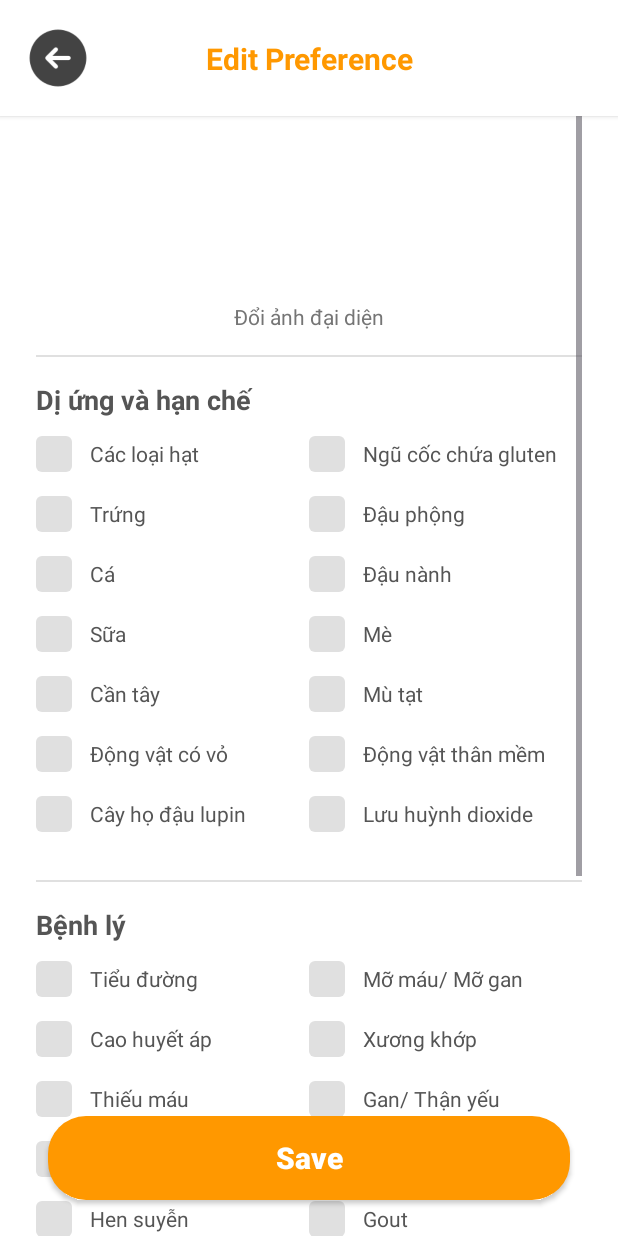
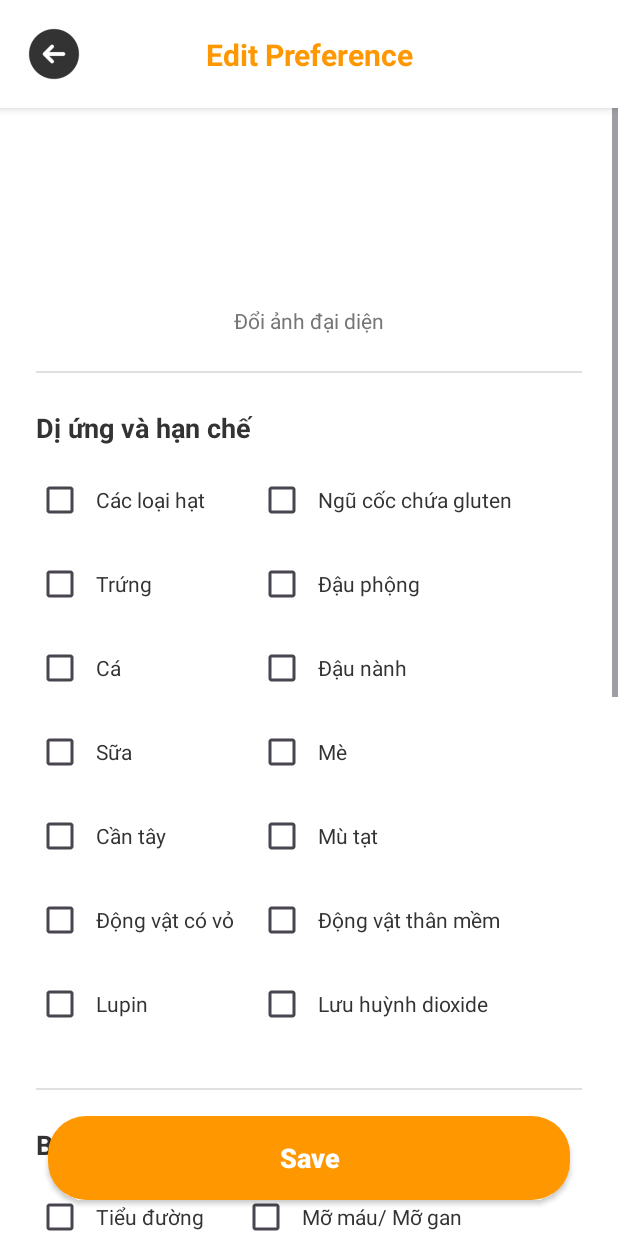
Before and after one commit to catarena2608/full_mobile, an Android app: the EditPreferenceActivity screen opened directly, with no data from a screen before it, on a phone screen of 412 x 824 dp. Run offline under Robolectric (Android 15) with nearby library versions, the phone set to English and light mode, and no system bars; pictures from the network do not load; 1 statement that could not run was skipped.

Commit message:
first commit

```diff
--- a/cookial/app/build.gradle.kts
+++ b/cookial/app/build.gradle.kts
@@ -39,6 +39,8 @@ dependencies {
         exclude(group = "org.json", module = "json  l")
     }
     // --- CORE ANDROID (Đã sửa phiên bản mới nhất để tránh lỗi linking) ---
+    implementation("com.journeyapps:zxing-android-embedded:4.3.0")
+    implementation("com.google.zxing:core:3.4.1")
     implementation("androidx.appcompat:appcompat:1.7.0")
     implementation("com.google.android.material:material:1.12.0")
     implementation("androidx.activity:activity:1.9.3")
--- a/cookial/app/src/main/AndroidManifest.xml
+++ b/cookial/app/src/main/AndroidManifest.xml
@@ -18,7 +18,6 @@
         android:supportsRtl="true"
         android:theme="@style/Theme.NT118"
         android:usesCleartextTraffic="true"
-        android:networkSecurityConfig="@xml/network_security_config"
         tools:targetApi="33">
 
         <!-- 🔹 Màn hình khởi động: Login -->
@@ -131,6 +130,11 @@
             android:exported="false"
             android:windowSoftInputMode="adjustResize|stateHidden" />
 
+        <activity
+            android:name=".MyQrCodeActivity"
+            android:exported="false"
+            android:windowSoftInputMode="adjustResize|stateHidden" />
+
 
 
     </application>
--- a/cookial/app/src/main/java/course/examples/nt118/EditProfileActivity.java
+++ b/cookial/app/src/main/java/course/examples/nt118/EditProfileActivity.java
@@ -109,7 +109,6 @@ public class EditProfileActivity extends AppCompatActivity {
         avatarImageView = findViewById(R.id.iv_avatar);
         backButton = findViewById(R.id.btn_back);
         nameEditText = findViewById(R.id.et_name);
-        usernameEditText = findViewById(R.id.et_username);
         emailEditText = findViewById(R.id.et_email);
         linkEditText = findViewById(R.id.et_link); // Link profile (Facebook/Insta...)
         saveButton = findViewById(R.id.btn_save);
--- a/cookial/app/src/main/java/course/examples/nt118/config/ApiConfig.java
+++ b/cookial/app/src/main/java/course/examples/nt118/config/ApiConfig.java
@@ -10,10 +10,10 @@ public class ApiConfig {
     private static final String BASE_URL_DEVICE = "http://192.168.1.15:3000/api/";
 
     // 3. Server Production (Vercel/AWS...)
-    private static final String BASE_URL_PRODUCTION = "https://your-domain.com/api/";
+    private static final String BASE_URL_PRODUCTION = "http://34.124.208.49/api/";
 
     // ==> CHỌN URL HIỆN TẠI Ở ĐÂY <==
-    private static final String CURRENT_BASE_URL = BASE_URL_EMULATOR;
+    private static final String CURRENT_BASE_URL = BASE_URL_PRODUCTION;
 
     // ================= GETTER =================
     public static String getBaseUrl() {
--- a/cookial/app/src/main/res/layout/activity_edit_preference.xml
+++ b/cookial/app/src/main/res/layout/activity_edit_preference.xml
@@ -11,20 +11,21 @@
         android:id="@+id/headerLayout"
         android:layout_width="match_parent"
         android:layout_height="wrap_content"
+        android:background="@android:color/white"
+        android:elevation="4dp"
         android:padding="16dp"
-        android:background="@android:color/white"
-        android:elevation="2dp"
         app:layout_constraintTop_toTopOf="parent">
 
         <ImageView
             android:id="@+id/btn_back"
-            android:layout_width="45dp"
-            android:layout_height="45dp"
-            android:padding="0dp"
+            android:layout_width="40dp"
+            android:layout_height="40dp"
             android:src="@drawable/ic_back_arrow"
             app:layout_constraintBottom_toBottomOf="parent"
             app:layout_constraintStart_toStartOf="parent"
-            app:layout_constraintTop_toTopOf="parent" />
+            app:layout_constraintTop_toTopOf="parent"
+            app:tint="#333" />
+
         <TextView
             android:layout_width="wrap_content"
             android:layout_height="wrap_content"
@@ -32,33 +33,31 @@
             android:textColor="#FF9800"
             android:textSize="20sp"
             android:textStyle="bold"
+            app:layout_constraintBottom_toBottomOf="parent"
             app:layout_constraintEnd_toEndOf="parent"
             app:layout_constraintStart_toStartOf="parent"
-        app:layout_constraintTop_toTopOf="parent"
-        app:layout_constraintBottom_toBottomOf="parent" />
+            app:layout_constraintTop_toTopOf="parent" />
     </androidx.constraintlayout.widget.ConstraintLayout>
 
     <ScrollView
         android:layout_width="match_parent"
         android:layout_height="0dp"
         android:clipToPadding="false"
-        android:paddingHorizontal="24dp"
         android:paddingBottom="100dp"
         app:layout_constraintBottom_toBottomOf="parent"
-        app:layout_constraintTop_toBottomOf="@id/headerLayout"
-        app:layout_constraintVertical_bias="1.0"
-        tools:layout_editor_absoluteX="16dp">
+        app:layout_constraintTop_toBottomOf="@id/headerLayout">
 
         <LinearLayout
             android:layout_width="match_parent"
             android:layout_height="wrap_content"
-            android:orientation="vertical">
+            android:orientation="vertical"
+            android:paddingHorizontal="24dp">
 
             <androidx.cardview.widget.CardView
                 android:layout_width="100dp"
                 android:layout_height="100dp"
                 android:layout_gravity="center_horizontal"
-                android:layout_marginTop="16dp"
+                android:layout_marginTop="24dp"
                 app:cardCornerRadius="50dp"
                 app:cardElevation="0dp">
 
@@ -82,8 +81,7 @@
             <View
                 android:layout_width="match_parent"
                 android:layout_height="1dp"
-                android:layout_marginTop="16dp"
-                android:layout_marginBottom="16dp"
+                android:layout_marginVertical="24dp"
                 android:background="#E0E0E0" />
 
             <TextView
@@ -91,85 +89,7 @@
                 android:layout_height="wrap_content"
                 android:layout_marginBottom="12dp"
                 android:text="Dị ứng và hạn chế"
-                android:textColor="#555"
-                android:textSize="18sp"
-                android:textStyle="bold" />
-
-            <GridLayout
-                android:layout_width="match_parent"
-                android:layout_height="wrap_content"
-                android:alignmentMode="alignMargins"
-                android:columnCount="2">
-
-                <CheckBox
-                    style="@style/PreferenceCheckbox"
-                    android:text="Các loại hạt" />
-
-                <CheckBox
-                    style="@style/PreferenceCheckbox"
-                    android:text="Ngũ cốc chứa gluten" />
-
-                <CheckBox
-                    style="@style/PreferenceCheckbox"
-                    android:text="Trứng" />
-
-                <CheckBox
-                    style="@style/PreferenceCheckbox"
-                    android:text="Đậu phộng" />
-
-                <CheckBox
-                    style="@style/PreferenceCheckbox"
-                    android:text="Cá" />
-
-                <CheckBox
-                    style="@style/PreferenceCheckbox"
-                    android:text="Đậu nành" />
-
-                <CheckBox
-                    style="@style/PreferenceCheckbox"
-                    android:text="Sữa" />
-
-                <CheckBox
-                    style="@style/PreferenceCheckbox"
-                    android:text="Mè" />
-
-                <CheckBox
-                    style="@style/PreferenceCheckbox"
-                    android:text="Cần tây" />
-
-                <CheckBox
-                    style="@style/PreferenceCheckbox"
-                    android:text="Mù tạt" />
-
-                <CheckBox
-                    style="@style/PreferenceCheckbox"
-                    android:text="Động vật có vỏ" />
-
-                <CheckBox
-                    style="@style/PreferenceCheckbox"
-                    android:text="Động vật thân mềm" />
-
-                <CheckBox
-                    style="@style/PreferenceCheckbox"
-                    android:text="Cây họ đậu lupin" />
-
-                <CheckBox
-                    style="@style/PreferenceCheckbox"
-                    android:text="Lưu huỳnh dioxide" />
-            </GridLayout>
-
-            <View
-                android:layout_width="match_parent"
-                android:layout_height="1dp"
-                android:layout_marginVertical="16dp"
-                android:background="#E0E0E0" />
-
-            <TextView
-                android:layout_width="match_parent"
-                android:layout_height="wrap_content"
-                android:layout_marginBottom="12dp"
-                android:text="Bệnh lý"
-                android:textColor="#555"
+                android:textColor="#333"
                 android:textSize="18sp"
                 android:textStyle="bold" />
 
@@ -178,59 +98,34 @@
                 android:layout_height="wrap_content"
                 android:columnCount="2">
 
-                <CheckBox
-                    style="@style/PreferenceCheckbox"
-                    android:text="Tiểu đường" />
-
-                <CheckBox
-                    style="@style/PreferenceCheckbox"
-                    android:text="Mỡ máu/ Mỡ gan" />
-
-                <CheckBox
-                    style="@style/PreferenceCheckbox"
-                    android:text="Cao huyết áp" />
-
-                <CheckBox
-                    style="@style/PreferenceCheckbox"
-                    android:text="Xương khớp" />
-
-                <CheckBox
-                    style="@style/PreferenceCheckbox"
-                    android:text="Thiếu máu" />
-
-                <CheckBox
-                    style="@style/PreferenceCheckbox"
-                    android:text="Gan/ Thận yếu" />
-
-                <CheckBox
-                    style="@style/PreferenceCheckbox"
-                    android:text="Béo phì" />
-
-                <CheckBox
-                    style="@style/PreferenceCheckbox"
-                    android:text="Dạ dày/ Tiêu hóa" />
-
-                <CheckBox
-                    style="@style/PreferenceCheckbox"
-                    android:text="Hen suyễn" />
-
-                <CheckBox
-                    style="@style/PreferenceCheckbox"
-                    android:text="Gout" />
+                <CheckBox style="@style/FixSizeCheckbox" android:text="Các loại hạt" />
+                <CheckBox style="@style/FixSizeCheckbox" android:text="Ngũ cốc chứa gluten" />
+                <CheckBox style="@style/FixSizeCheckbox" android:text="Trứng" />
+                <CheckBox style="@style/FixSizeCheckbox" android:text="Đậu phộng" />
+                <CheckBox style="@style/FixSizeCheckbox" android:text="Cá" />
+                <CheckBox style="@style/FixSizeCheckbox" android:text="Đậu nành" />
+                <CheckBox style="@style/FixSizeCheckbox" android:text="Sữa" />
+                <CheckBox style="@style/FixSizeCheckbox" android:text="Mè" />
+                <CheckBox style="@style/FixSizeCheckbox" android:text="Cần tây" />
+                <CheckBox style="@style/FixSizeCheckbox" android:text="Mù tạt" />
+                <CheckBox style="@style/FixSizeCheckbox" android:text="Động vật có vỏ" />
+                <CheckBox style="@style/FixSizeCheckbox" android:text="Động vật thân mềm" />
+                <CheckBox style="@style/FixSizeCheckbox" android:text="Lupin" />
+                <CheckBox style="@style/FixSizeCheckbox" android:text="Lưu huỳnh dioxide" />
             </GridLayout>
 
             <View
                 android:layout_width="match_parent"
                 android:layout_height="1dp"
-                android:layout_marginVertical="16dp"
+                android:layout_marginVertical="24dp"
                 android:background="#E0E0E0" />
 
             <TextView
                 android:layout_width="match_parent"
                 android:layout_height="wrap_content"
                 android:layout_marginBottom="12dp"
-                android:text="Chế độ ăn"
-                android:textColor="#555"
+                android:text="Bệnh lý"
+                android:textColor="#333"
                 android:textSize="18sp"
                 android:textStyle="bold" />
 
@@ -239,25 +134,43 @@
                 android:layout_height="wrap_content"
                 android:columnCount="2">
 
-                <CheckBox
-                    style="@style/PreferenceCheckbox"
-                    android:text="Bình thường" />
+                <CheckBox style="@style/FixSizeCheckbox" android:text="Tiểu đường" />
+                <CheckBox style="@style/FixSizeCheckbox" android:text="Mỡ máu/ Mỡ gan" />
+                <CheckBox style="@style/FixSizeCheckbox" android:text="Cao huyết áp" />
+                <CheckBox style="@style/FixSizeCheckbox" android:text="Xương khớp" />
+                <CheckBox style="@style/FixSizeCheckbox" android:text="Thiếu máu" />
+                <CheckBox style="@style/FixSizeCheckbox" android:text="Gan/ Thận yếu" />
+                <CheckBox style="@style/FixSizeCheckbox" android:text="Béo phì" />
+                <CheckBox style="@style/FixSizeCheckbox" android:text="Dạ dày/ Tiêu hóa" />
+                <CheckBox style="@style/FixSizeCheckbox" android:text="Hen suyễn" />
+                <CheckBox style="@style/FixSizeCheckbox" android:text="Gout" />
+            </GridLayout>
 
-                <CheckBox
-                    style="@style/PreferenceCheckbox"
-                    android:text="Giảm cân" />
+            <View
+                android:layout_width="match_parent"
+                android:layout_height="1dp"
+                android:layout_marginVertical="24dp"
+                android:background="#E0E0E0" />
 
-                <CheckBox
-                    style="@style/PreferenceCheckbox"
-                    android:text="Chay (có trứng)" />
+            <TextView
+                android:layout_width="match_parent"
+                android:layout_height="wrap_content"
+                android:layout_marginBottom="12dp"
+                android:text="Chế độ ăn"
+                android:textColor="#333"
+                android:textSize="18sp"
+                android:textStyle="bold" />
 
-                <CheckBox
-                    style="@style/PreferenceCheckbox"
-                    android:text="High-protein" />
+            <GridLayout
+                android:layout_width="match_parent"
+                android:layout_height="wrap_content"
+                android:columnCount="2">
 
-                <CheckBox
-                    style="@style/PreferenceCheckbox"
-                    android:text="Thuần chay" />
+                <CheckBox style="@style/FixSizeCheckbox" android:text="Bình thường" />
+                <CheckBox style="@style/FixSizeCheckbox" android:text="Giảm cân" />
+                <CheckBox style="@style/FixSizeCheckbox" android:text="Chay (có trứng)" />
+                <CheckBox style="@style/FixSizeCheckbox" android:text="High-protein" />
+                <CheckBox style="@style/FixSizeCheckbox" android:text="Thuần chay" />
             </GridLayout>
 
         </LinearLayout>
@@ -273,7 +186,7 @@
         android:text="Save"
         android:textAllCaps="false"
         android:textColor="@android:color/white"
-        android:textSize="20sp"
+        android:textSize="18sp"
         android:textStyle="bold"
         app:layout_constraintBottom_toBottomOf="parent"
         app:layout_constraintEnd_toEndOf="parent"
--- a/cookial/app/src/main/res/layout/activity_new_post.xml
+++ b/cookial/app/src/main/res/layout/activity_new_post.xml
@@ -17,10 +17,10 @@
 
         <ImageView
             android:id="@+id/btn_back"
-            android:layout_width="32dp"
-            android:layout_height="32dp"
+            android:layout_width="45dp"
+            android:layout_height="45dp"
             android:src="@drawable/ic_back_arrow"
-            android:padding="4dp"
+            android:padding="0dp"
             app:layout_constraintBottom_toBottomOf="parent"
             app:layout_constraintStart_toStartOf="parent"
             app:layout_constraintTop_toTopOf="parent"
--- a/cookial/app/src/main/res/layout/activity_new_recipe_post.xml
+++ b/cookial/app/src/main/res/layout/activity_new_recipe_post.xml
@@ -17,11 +17,11 @@
 
         <ImageView
             android:id="@+id/btn_back"
-            android:layout_width="48dp"
-            android:layout_height="48dp"
+            android:layout_width="45dp"
+            android:layout_height="45dp"
             android:background="?attr/selectableItemBackgroundBorderless"
             android:contentDescription="Back"
-            android:padding="12dp"
+            android:padding="0dp"
             android:src="@drawable/ic_back_arrow"
             app:layout_constraintBottom_toBottomOf="parent"
             app:layout_constraintStart_toStartOf="parent"
--- a/cookial/app/src/main/res/layout/activity_notification.xml
+++ b/cookial/app/src/main/res/layout/activity_notification.xml
@@ -18,8 +18,8 @@
 
         <ImageView
             android:id="@+id/btn_back"
-            android:layout_width="32dp"
-            android:layout_height="32dp"
+            android:layout_width="45dp"
+            android:layout_height="45dp"
             android:padding="0dp"
             android:src="@drawable/ic_back_arrow"
             app:layout_constraintBottom_toBottomOf="parent"
--- a/cookial/app/src/main/res/layout/activity_other_profile.xml
+++ /dev/null
@@ -1,6 +0,0 @@
-<?xml version="1.0" encoding="utf-8"?>
-<androidx.constraintlayout.widget.ConstraintLayout xmlns:android="http://schemas.android.com/apk/res/android"
-    android:layout_width="match_parent"
-    android:layout_height="match_parent">
-
-</androidx.constraintlayout.widget.ConstraintLayout>
--- a/cookial/app/src/main/res/layout/activity_other_user_profile.xml
+++ b/cookial/app/src/main/res/layout/activity_other_user_profile.xml
@@ -18,9 +18,9 @@
 
         <ImageView
             android:id="@+id/btn_back"
-            android:layout_width="32dp"
-            android:layout_height="32dp"
-            android:padding="4dp"
+            android:layout_width="45dp"
+            android:layout_height="45dp"
+            android:padding="0dp"
             android:src="@drawable/ic_back_arrow"
             app:layout_constraintBottom_toBottomOf="parent"
             app:layout_constraintStart_toStartOf="parent"
--- a/cookial/app/src/main/res/values/styles.xml
+++ b/cookial/app/src/main/res/values/styles.xml
@@ -33,4 +33,15 @@
         <item name="android:minHeight">0dp</item>
         <item name="android:minWidth">0dp</item>
     </style>
+    <style name="FixSizeCheckbox" parent="Widget.AppCompat.CompoundButton.CheckBox">
+        <item name="android:layout_width">wrap_content</item>
+        <item name="android:layout_height">wrap_content</item>
+        <item name="android:paddingStart">8dp</item>
+        <item name="android:textSize">14sp</item>
+        <item name="android:textColor">#333</item>
+        <item name="android:minHeight">48dp</item>
+        <item name="android:layout_marginEnd">16dp</item>
+        <item name="android:layout_marginBottom">8dp</item>
+
+    </style>
 </resources>
```
Also changed, not shown: cookial/app/src/main/java/course/examples/nt118/MyQrCodeActivity.java (added, +162 -0 lines), cookial/app/src/main/java/course/examples/nt118/ProfileActivity.java (+27 -8 lines), cookial/app/src/main/java/course/examples/nt118/adapter/PostAdapter.java (+8 -0 lines), cookial/app/src/main/res/layout/activity_edit_profile.xml (+0 -16 lines), cookial/app/src/main/res/layout/activity_post_detail.xml (+1 -9 lines), cookial/app/src/main/res/layout/activity_qr_code.xml (+6 -4 lines), cookial/app/src/main/res/layout/activity_recipe_post_detail.xml (+3 -5 lines). Lines whose indentation alone changed are shown as unchanged.
